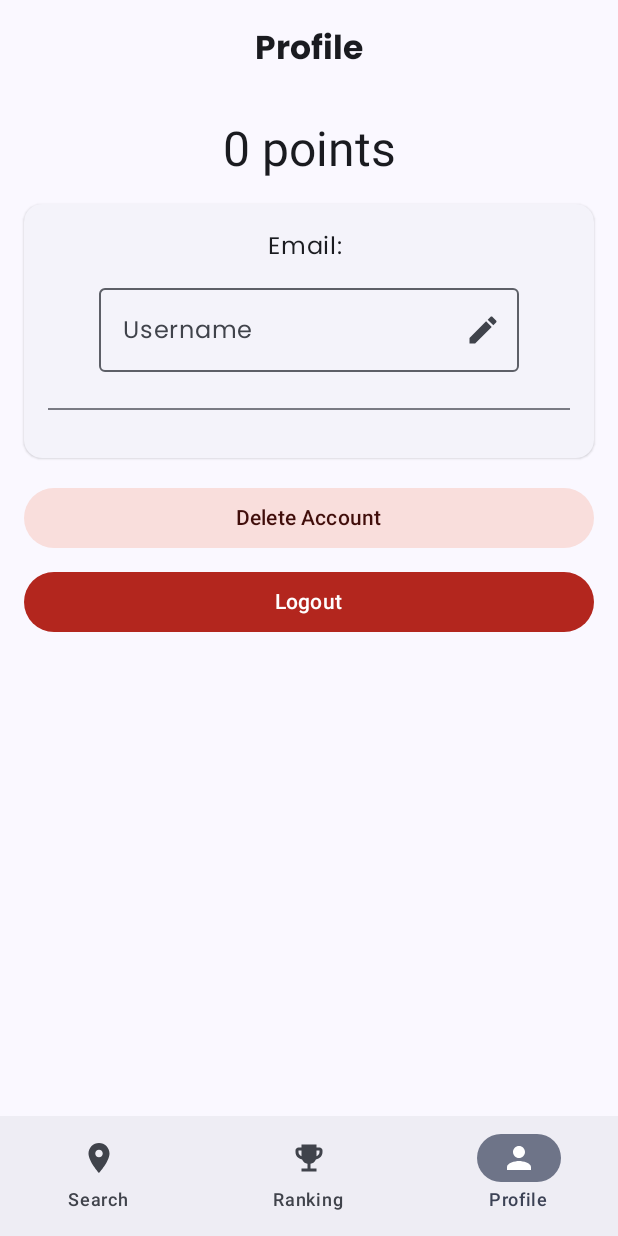
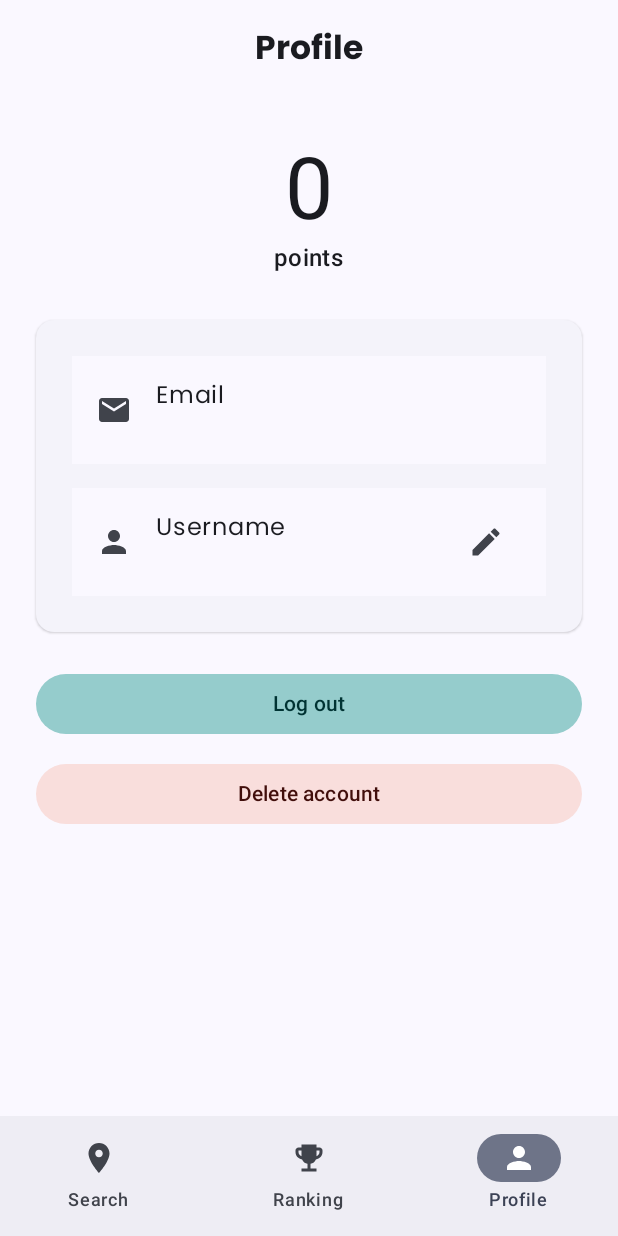
Before and after one commit to LeonardoFettucciari/MACC, an Android app built with Jetpack Compose: the ProfileScreen screen opened through its navigation route, on a phone screen of 412 x 824 dp. Run offline under Robolectric (Android 15) with nearby library versions, the phone set to English and light mode, and no system bars; our stand-ins replace Dagger/Hilt's generated code, Firebase (no records; nobody signed in at launch, a user with empty details on screens opened directly); libraries missing offline, so code that uses them is left out: com.firebase.ui; 3 statements that could not run were skipped.

Commit message:
Profile page UI enhancements

```diff
--- a/app/src/main/java/com/example/macc/presentation/ui/ProfileScreen.kt
+++ b/app/src/main/java/com/example/macc/presentation/ui/ProfileScreen.kt
@@ -1,24 +1,24 @@
 package com.example.macc.presentation.ui
 
 import androidx.compose.foundation.layout.*
+import androidx.compose.foundation.lazy.LazyColumn
+import androidx.compose.material.icons.Icons
+import androidx.compose.material.icons.filled.*
 import androidx.compose.material3.*
 import androidx.compose.runtime.*
+import androidx.compose.runtime.saveable.rememberSaveable
 import androidx.compose.ui.Alignment
 import androidx.compose.ui.Modifier
+import androidx.compose.ui.graphics.Color
+import androidx.compose.ui.platform.LocalContext
+import androidx.compose.ui.text.input.PasswordVisualTransformation
 import androidx.compose.ui.unit.dp
-import androidx.compose.material.icons.Icons
-import androidx.compose.material.icons.filled.Edit
-import androidx.compose.material.icons.filled.Check
-import androidx.compose.material.icons.filled.Close
 import androidx.navigation.NavController
 import com.example.macc.presentation.viewmodel.ProfileViewModel
-import com.example.macc.presentation.ui.AppTopBar
-import com.example.macc.presentation.ui.AppBottomBar
 import com.firebase.ui.auth.AuthUI
+import com.google.firebase.auth.EmailAuthProvider
 import com.google.firebase.auth.FirebaseAuth
-import com.google.firebase.auth.EmailAuthProvider
-import androidx.compose.ui.platform.LocalContext
-import androidx.compose.ui.text.input.PasswordVisualTransformation
+import kotlinx.coroutines.launch
 
 @OptIn(ExperimentalMaterial3Api::class)
 @Composable
@@ -26,163 +26,221 @@ fun ProfileScreen(
     navController: NavController,
     viewModel: ProfileViewModel
 ) {
-    val points = viewModel.points.collectAsState()
-    val usernameState = viewModel.username.collectAsState()
+    val context = LocalContext.current
+    val scope = rememberCoroutineScope()
+    val snackbarHostState = remember { SnackbarHostState() }
+
+    val points by viewModel.points.collectAsState()
+    val username by viewModel.username.collectAsState()
     val user = FirebaseAuth.getInstance().currentUser
-    val context = LocalContext.current
     val isPasswordUser = user?.providerData?.any { it.providerId == "password" } == true
-    var newName by remember { mutableStateOf("") }
-    var editing by remember { mutableStateOf(false) }
-    var newPassword by remember { mutableStateOf("") }
-    var oldPassword by remember { mutableStateOf("") }
-    var editingPassword by remember { mutableStateOf(false) }
-    var message by remember { mutableStateOf<String?>(null) }
 
-    var showDeleteDialog by remember { mutableStateOf(false) }
-    var deletePwd by remember { mutableStateOf("") }
-    var deletePwdError by remember { mutableStateOf<String?>(null) }
+    var editingUsername by rememberSaveable { mutableStateOf(false) }
+    var usernameDraft by rememberSaveable { mutableStateOf("") }
+
+    var editingPwd by rememberSaveable { mutableStateOf(false) }
+    var oldPwd by rememberSaveable { mutableStateOf("") }
+    var newPwd by rememberSaveable { mutableStateOf("") }
+
+    var showDeleteDialog by rememberSaveable { mutableStateOf(false) }
+    var deletePwd by rememberSaveable { mutableStateOf("") }
+    var deleteError by rememberSaveable { mutableStateOf<String?>(null) }
 
     Scaffold(
-        topBar = { AppTopBar(title = "Profile") },
-        bottomBar = { AppBottomBar(navController) }
-    ) { inner ->
+        topBar = { CenterAlignedTopAppBar(title = { Text("Profile") }) },
+        bottomBar = { AppBottomBar(navController) },
+        snackbarHost = { SnackbarHost(snackbarHostState) }
+    ) { innerPadding ->
+
+        LazyColumn(
+            modifier = Modifier
+                .padding(innerPadding)
+                .fillMaxSize(),
+            contentPadding = PaddingValues(24.dp),
+            verticalArrangement = Arrangement.spacedBy(24.dp),
+            horizontalAlignment = Alignment.CenterHorizontally
+        ) {
+
+            item {
+
+                    Column(
+                        horizontalAlignment = Alignment.CenterHorizontally,
+                        modifier = Modifier.padding(vertical = 5.dp)
+                    ) {
+                        Text(points.toString(), style = MaterialTheme.typography.displayLarge)
+                        Text("points", style = MaterialTheme.typography.titleMedium)
+                    }
+
+            }
+
+            item {
+                ElevatedCard(modifier = Modifier.fillMaxWidth()) {
                     Column(
                         modifier = Modifier
-                .fillMaxSize()
-                .padding(inner)
-                .padding(16.dp),
-            horizontalAlignment = Alignment.CenterHorizontally
+                            .fillMaxWidth()
+                            .padding(24.dp),
+                        verticalArrangement = Arrangement.spacedBy(16.dp)
                     ) {
-            Text(
-                text = "${points.value} points",
-                style = MaterialTheme.typography.headlineLarge
+
+
+                        ListItem(
+                            leadingContent = { Icon(Icons.Default.Email, null) },
+                            headlineContent = { Text("Email") },
+                            supportingContent = { Text(user?.email ?: "") }
                         )
 
-            Spacer(Modifier.height(16.dp))
-
-            ElevatedCard(
-                modifier = Modifier.fillMaxWidth()
-            ) {
-                Column(
-                    modifier = Modifier.padding(16.dp),
-                    horizontalAlignment = Alignment.CenterHorizontally
-                ) {
-                    Text("Email: ${user?.email ?: ""}")
-
-                    Spacer(Modifier.height(8.dp))
-
+                        if (editingUsername) {
                             OutlinedTextField(
-                        value = if (editing) newName else (usernameState.value ?: ""),
-                        onValueChange = { newName = it },
+                                value = usernameDraft,
+                                onValueChange = { usernameDraft = it },
                                 label = { Text("Username") },
-                        enabled = true,
-                        readOnly = !editing,
+                                singleLine = true,
+                                modifier = Modifier.fillMaxWidth(),
                                 trailingIcon = {
-                            if (editing) {
                                     Row {
-                                    IconButton(onClick = {
-                                        val trimmed = newName.trim()
-                                        if (trimmed.isBlank()) {
-                                            message = "Username cannot be empty"
+                                        IconButton(
+                                            onClick = {
+                                                if (usernameDraft.trim().isEmpty()) {
+                                                    scope.launch { snackbarHostState.showSnackbar("Username can’t be empty") }
                                                 } else {
-                                            viewModel.updateUsername(trimmed)
-                                            editing = false
-                                            newName = ""
-                                            message = "Username updated"
-                                        }
-                                    }) {
-                                        Icon(Icons.Default.Check, contentDescription = "Save username")
-                                    }
-                                    IconButton(onClick = {
-                                        editing = false
-                                        newName = ""
-                                        message = null
-                                    }) {
-                                        Icon(Icons.Default.Close, contentDescription = "Cancel")
+                                                    viewModel.updateUsername(usernameDraft.trim())
+                                                    editingUsername = false
+                                                    scope.launch { snackbarHostState.showSnackbar("Username updated") }
                                                 }
                                             }
-                            } else {
-                                IconButton(onClick = {
-                                    newName = usernameState.value ?: ""
-                                    editing = true
-                                }) {
-                                    Icon(Icons.Default.Edit, contentDescription = "Edit username")
+                                        ) {
+                                            Icon(Icons.Default.Check, contentDescription = "Confirm username")
+                                        }
+                                        IconButton(
+                                            onClick = {
+                                                editingUsername = false
+                                                usernameDraft = ""
+                                            }
+                                        ) {
+                                            Icon(Icons.Default.Close, contentDescription = "Cancel username edit")
                                         }
                                     }
                                 }
+
                             )
-
-                    Spacer(Modifier.height(8.dp))
-
-                    Divider(modifier = Modifier.padding(vertical = 16.dp))
+                        } else {
+                            ListItem(
+                                leadingContent = { Icon(Icons.Default.Person, null) },
+                                headlineContent = { Text("Username") },
+                                supportingContent = { Text(username ?: "") },
+                                trailingContent = {
+                                    IconButton(
+                                        onClick = {
+                                            usernameDraft = username ?: ""
+                                            editingUsername = true
+                                        }
+                                    ) { Icon(Icons.Default.Edit, null) }
+                                }
+                            )
+                        }
 
                         if (isPasswordUser) {
-                        if (editingPassword) {
+
+                            if (editingPwd) {
                                 OutlinedTextField(
-                                value = oldPassword,
-                                onValueChange = { oldPassword = it },
-                                label = { Text("Old Password") },
-                                visualTransformation = PasswordVisualTransformation()
+                                    value = oldPwd,
+                                    onValueChange = { oldPwd = it },
+                                    label = { Text("Old password") },
+                                    singleLine = true,
+                                    visualTransformation = PasswordVisualTransformation(),
+                                    modifier = Modifier.fillMaxWidth()
                                 )
-                            Spacer(Modifier.height(8.dp))
+                                OutlinedTextField(
+                                    value = newPwd,
+                                    onValueChange = { newPwd = it },
+                                    label = { Text("New password") },
+                                    singleLine = true,
+                                    visualTransformation = PasswordVisualTransformation(),
+                                    modifier = Modifier.fillMaxWidth()
+                                )
+                                Row(
+                                    modifier = Modifier.fillMaxWidth(),
+                                    horizontalArrangement = Arrangement.End
+                                ) {
+                                    TextButton(
+                                        onClick = {
+                                            editingPwd = false
+                                            oldPwd = ""; newPwd = ""
                                         }
+                                    ) { Text("Cancel") }
 
-                        OutlinedTextField(
-                            value = if (editingPassword) newPassword else "********",
-                            onValueChange = { newPassword = it },
-                            label = { Text(if (editingPassword) "New Password" else "Password") },
-                            enabled = true,
-                            readOnly = !editingPassword,
-                            visualTransformation = PasswordVisualTransformation(),
-                            trailingIcon = {
-                                if (editingPassword) {
-                                    Row {
-                                        IconButton(onClick = {
-                                            if (oldPassword.isBlank() || newPassword.isBlank()) {
-                                                message = "Please provide old and new password"
-                                                return@IconButton
+                                    TextButton(
+                                        onClick = {
+                                            if (oldPwd.isBlank() || newPwd.isBlank()) {
+                                                scope.launch { snackbarHostState.showSnackbar("Fill both password fields") }
+                                                return@TextButton
                                             }
-
-                                            val email = user?.email ?: return@IconButton
-                                            val credential = EmailAuthProvider.getCredential(email, oldPassword)
-                                            user.reauthenticate(credential)
+                                            val email = user?.email ?: return@TextButton
+                                            val cred = EmailAuthProvider.getCredential(email, oldPwd)
+                                            user.reauthenticate(cred)
                                                 .addOnSuccessListener {
-                                                    user.updatePassword(newPassword)
+                                                    user.updatePassword(newPwd)
                                                         .addOnSuccessListener {
-                                                            message = "Password updated"
-                                                            editingPassword = false
-                                                            newPassword = ""
-                                                            oldPassword = ""
+                                                            editingPwd = false
+                                                            oldPwd = ""; newPwd = ""
+                                                            scope.launch { snackbarHostState.showSnackbar("Password updated") }
                                                         }
-                                                        .addOnFailureListener { e -> message = e.localizedMessage }
-                                                }
-                                                .addOnFailureListener { e -> message = e.localizedMessage }
-                                        }) {
-                                            Icon(Icons.Default.Check, contentDescription = "Save password")
-                                        }
-                                        IconButton(onClick = {
-                                            editingPassword = false
-                                            newPassword = ""
-                                            oldPassword = ""
-                                            message = null
-                                        }) {
-                                            Icon(Icons.Default.Close, contentDescription = "Cancel")
+                                                        .addOnFailureListener { e ->
+                                                            scope.launch { snackbarHostState.showSnackbar(e.localizedMessage ?: "") }
                                                         }
                                                 }
+                                                .addOnFailureListener { e ->
+                                                    scope.launch { snackbarHostState.showSnackbar(e.localizedMessage ?: "") }
+                                                }
+                                        }
+                                    ) { Text("Save") }
+                                }
                             } else {
-                                    IconButton(onClick = { editingPassword = true }) {
-                                        Icon(Icons.Default.Edit, contentDescription = "Edit password")
+                                ListItem(
+                                    leadingContent = { Icon(Icons.Default.Lock, null) },
+                                    headlineContent = { Text("Password") },
+                                    supportingContent = { Text("••••••••") },
+                                    trailingContent = {
+                                        IconButton(onClick = { editingPwd = true }) {
+                                            Icon(Icons.Default.Edit, null)
+                                        }
+                                    }
+                                )
                             }
                         }
                     }
-                        )
-
-                        Spacer(Modifier.height(8.dp))
+                }
             }
 
-                    message?.let {
-                        Spacer(Modifier.height(8.dp))
-                        Text(it, color = MaterialTheme.colorScheme.primary)
+            item {
+                Column(
+                    verticalArrangement = Arrangement.spacedBy(12.dp),
+                    modifier = Modifier.fillMaxWidth()
+                ) {
+                    FilledTonalButton(
+                        onClick = {
+                            AuthUI.getInstance().signOut(context)
+                            FirebaseAuth.getInstance().signOut()
+                        },
+                        colors = ButtonDefaults.filledTonalButtonColors(
+                            containerColor = Color(0xFF95CCCC),
+                            contentColor = Color(0xFF003333)
+                        ),
+                        modifier = Modifier.fillMaxWidth()
+                    ) {
+                        Text("Log out")
+                    }
+
+
+                    FilledTonalButton(
+                        colors = ButtonDefaults.filledTonalButtonColors(
+                            containerColor = MaterialTheme.colorScheme.errorContainer,
+                            contentColor = MaterialTheme.colorScheme.onErrorContainer
+                        ),
+                        onClick = { showDeleteDialog = true },
+                        modifier = Modifier.fillMaxWidth()
+                    ) { Text("Delete account") }
+                }
             }
         }
     }
@@ -191,82 +249,53 @@ fun ProfileScreen(
         AlertDialog(
             onDismissRequest = {
                 showDeleteDialog = false
-                        deletePwd = ""
-                        deletePwdError = null
-                    },
-                    confirmButton = {
-                        TextButton(onClick = {
-                            if (deletePwd.isBlank()) {
-                                deletePwdError = "Password required"
-                                return@TextButton
-                            }
-                            viewModel.deleteAccount(deletePwd) { ok, err ->
-                                if (ok) {
-                                } else {
-                                    deletePwdError = err
-                                }
-                            }
-                        }) { Text("Delete") }
-                    },
-                    dismissButton = {
-                        TextButton(onClick = {
-                            showDeleteDialog = false
-                            deletePwd = ""
-                            deletePwdError = null
-                        }) { Text("Cancel") }
+                deletePwd = ""; deleteError = null
             },
             title = { Text("Delete account?") },
             text = {
                 Column {
-                            Text("This action is irreversible. Enter your password to confirm.")
-                            Spacer(Modifier.height(8.dp))
+                    Text("This action is permanent. Enter your password to confirm.")
+                    Spacer(Modifier.height(12.dp))
                     OutlinedTextField(
                         value = deletePwd,
                         onValueChange = {
                             deletePwd = it
-                                    deletePwdError = null
+                            deleteError = null
                         },
+                        isError = deleteError != null,
+                        visualTransformation = PasswordVisualTransformation(),
                         label = { Text("Password") },
-                                isError = deletePwdError != null,
-                                visualTransformation = PasswordVisualTransformation()
+                        modifier = Modifier.fillMaxWidth()
                     )
-                            deletePwdError?.let {
+                    deleteError?.let {
                         Spacer(Modifier.height(4.dp))
                         Text(it, style = MaterialTheme.typography.bodySmall, color = MaterialTheme.colorScheme.error)
                     }
                 }
+            },
+            confirmButton = {
+                TextButton(
+                    onClick = {
+                        if (deletePwd.isBlank()) {
+                            deleteError = "Password required"; return@TextButton
+                        }
+                        viewModel.deleteAccount(deletePwd) { ok, err ->
+                            if (ok) {
+                                showDeleteDialog = false
+                                deletePwd = ""; deleteError = null
+                            } else deleteError = err
+                        }
+                    }
+                ) { Text("Delete") }
+            },
+            dismissButton = {
+                TextButton(
+                    onClick = {
+                        showDeleteDialog = false
+                        deletePwd = ""; deleteError = null
+                    }
+                ) { Text("Cancel") }
             }
         )
     }
-
-            Spacer(Modifier.height(16.dp))
-
-            FilledTonalButton(
-                onClick = { showDeleteDialog = true },
-                colors = ButtonDefaults.filledTonalButtonColors(
-                    containerColor = MaterialTheme.colorScheme.errorContainer,
-                    contentColor = MaterialTheme.colorScheme.onErrorContainer
-                ),
-                modifier = Modifier.fillMaxWidth()
-            ) {
-                Text("Delete Account")
 }
-
-            Spacer(Modifier.height(8.dp))
-
-            FilledTonalButton(
-                onClick = {
-                    AuthUI.getInstance().signOut(context)
-                    FirebaseAuth.getInstance().signOut()
-                },
-                colors = ButtonDefaults.filledTonalButtonColors(
-                    containerColor = MaterialTheme.colorScheme.error,
-                    contentColor = MaterialTheme.colorScheme.onError
-                ),
-                modifier = Modifier.fillMaxWidth()
-            ) {
-                Text("Logout")
-            }
-        }
-    }
-}
```
Lines whose indentation alone changed are shown as unchanged.
